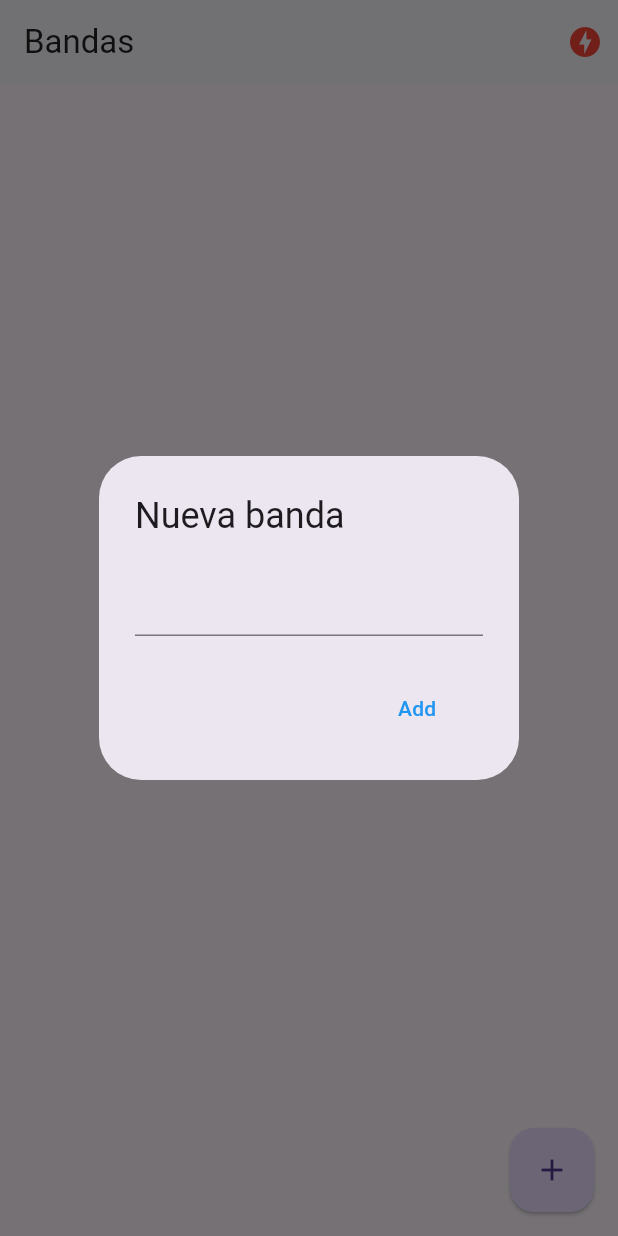
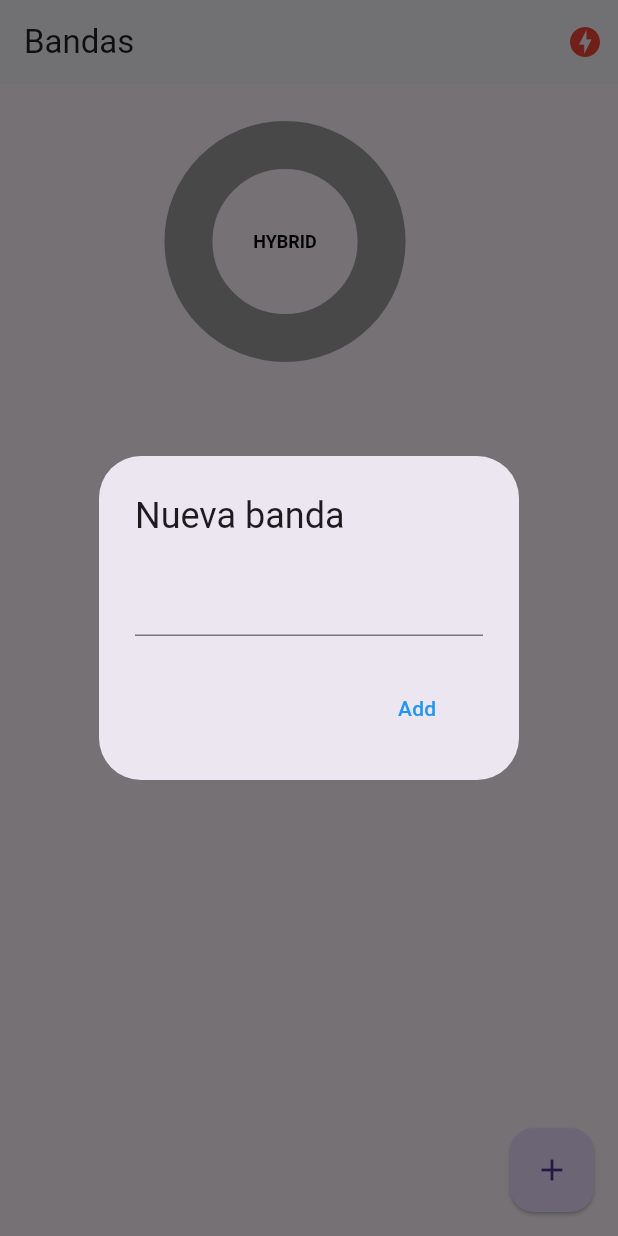
Before and after one commit to jhreyes483/flutter-a, a Flutter app: the screen it shows after launch, after a tap on the "add" icon, on a phone screen of 412 x 824 dp. Run offline on Flutter 3.47's test engine with Material 3 defaults, Android fonts, the phone set to English and light mode, and no system bars; drawn by our look-alikes of pie_chart; our stand-ins replace socket_io_client; network calls fail.

Commit message:
implentando graficas

```diff
--- a/01-apps/a-app/aplication/lib/src/models/band.dart
+++ b/01-apps/a-app/aplication/lib/src/models/band.dart
@@ -2,12 +2,12 @@
 class Band {
   String id;
   String name;
-int ?votes;
+  int votes;
 
   Band ({
     required this.id,
     required this.name,
-    this.votes
+    required this.votes
     });
 
   factory Band.fromMap( Map<String, dynamic> obj) => Band(
--- a/01-apps/a-app/aplication/lib/src/pages/home.dart
+++ b/01-apps/a-app/aplication/lib/src/pages/home.dart
@@ -5,6 +5,8 @@ import 'package:aplication/src/models/band.dart';
 import 'package:aplication/src/services/socket_service.dart';
 import 'package:flutter/cupertino.dart';
 import 'package:flutter/material.dart';
+import 'package:flutter/widgets.dart';
+import 'package:pie_chart/pie_chart.dart';
 import 'package:provider/provider.dart';
 
 class HomePage extends StatefulWidget {
@@ -66,10 +68,20 @@ class _HomePageState extends State<HomePage> {
           )
         ],
       ),
-      body: ListView.builder(
-          // aca recorre la lista
-          itemCount: this.bands.length,
-          itemBuilder: (context, i) => _banTitle(bands[i])),
+      body: Column(
+        children: [
+
+          _showGraph(),
+
+          Expanded(
+            child: ListView.builder(
+            // aca recorre la lista
+              itemCount   : this.bands.length,
+              itemBuilder : (context, i) => _banTitle(bands[i])),
+          ),
+
+        ],
+      ),
       floatingActionButton: FloatingActionButton(
         child: Icon(Icons.add),
         elevation: 1,
@@ -110,6 +122,8 @@ class _HomePageState extends State<HomePage> {
           ),
     );
   }
+
+
 
   addNewBans() {
     final TextEditingController textController = new TextEditingController();
@@ -161,8 +175,80 @@ class _HomePageState extends State<HomePage> {
       //this.bands.add( Band(id: DateTime.now().toString(), name: name  ));
       setState(() {});
     }
-   Navigator.pop(context);
+    Navigator.pop(context);
     // cierra la alerta
   }
 
+  Widget _showGraph(){
+    Map<String, double> dataMap = new Map();
+    bands.forEach((band) {
+      dataMap.putIfAbsent( band.name, () => band.votes.toDouble() );
+    });
+
+/*
+  dataMap = {
+    "Flutter": 5,
+    "React": 3,
+    "Xamarin": 2,
+    "Ionic": 2,
+  };*/
+
+
+  final List<Color> colorList = [
+    Colors.blue[50] ?? Colors.blue,     // Proporciona un valor predeterminado
+    Colors.blue[200] ?? Colors.blue,    // Proporciona un valor predeterminado
+    Colors.pink[50] ?? Colors.pink,     // Proporciona un valor predeterminado
+    Colors.pink[200] ?? Colors.pink,    // Proporciona un valor predeterminado
+    Colors.yellow[50] ?? Colors.yellow, // Proporciona un valor predeterminado
+    Colors.yellow[200] ?? Colors.yellow // Proporciona un valor predeterminado
+  ];
+
+  return  Container(
+    padding : EdgeInsets.only(top: 10),
+    width   : double.infinity,
+    height  : 200,
+
+    child: PieChart(
+        dataMap              : dataMap,
+        animationDuration    : Duration(milliseconds: 800),
+        chartLegendSpacing   : 32,
+        chartRadius          : MediaQuery.of(context).size.width / 3.2,
+        colorList            : colorList,
+        initialAngleInDegree : 0,
+        chartType            : ChartType.ring,
+        ringStrokeWidth      : 32,
+        centerText           : "HYBRID",
+        legendOptions  : LegendOptions(
+          showLegendsInRow  : false,
+          legendPosition    : LegendPosition.right,
+          showLegends       : true,
+          legendTextStyle   : TextStyle(
+            fontWeight      : FontWeight.bold,
+          ),
+        ),
+        chartValuesOptions : ChartValuesOptions(
+          showChartValueBackground    : false,
+          showChartValues             : true,
+          showChartValuesInPercentage : false,
+          showChartValuesOutside      : false,
+          decimalPlaces               : 1,
+        )
+        // gradientList: ---To add gradient colors---
+        // emptyColorGradient: ---Empty Color gradient---
+      ),
+  );
+/*
+    return PieChart(
+          dataMap: dataMap,
+          chartType: ChartType.ring,
+          baseChartColor: Colors.grey[50]!.withOpacity(0.15),
+          colorList: colorList,
+          chartValuesOptions: ChartValuesOptions(
+            showChartValuesInPercentage: true,
+          ),
+          totalValue: 20,
+        );
+        */
+  }
+
 }
--- a/01-apps/a-app/aplication/pubspec.yaml
+++ b/01-apps/a-app/aplication/pubspec.yaml
@@ -37,6 +37,7 @@ dependencies:
   cupertino_icons: ^1.0.6
   socket_io_client: ^2.0.3+1
   provider: ^6.1.2
+  pie_chart: ^5.4.0
 
 dev_dependencies:
   flutter_test:
```
Also changed, not shown: 01-apps/a-app/aplication/pubspec.lock, 1 other file.
